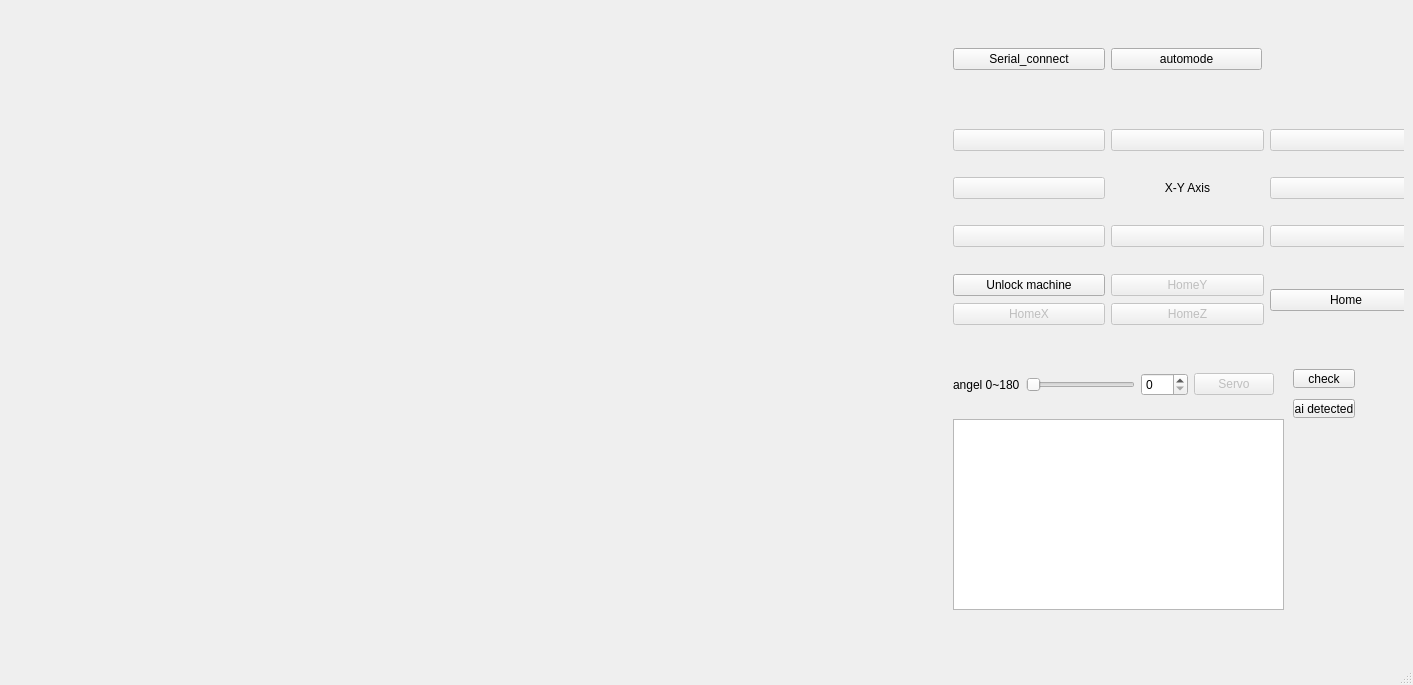
Old version of the form core/mainwindow.ui in the repository kmolLin/PAOM.
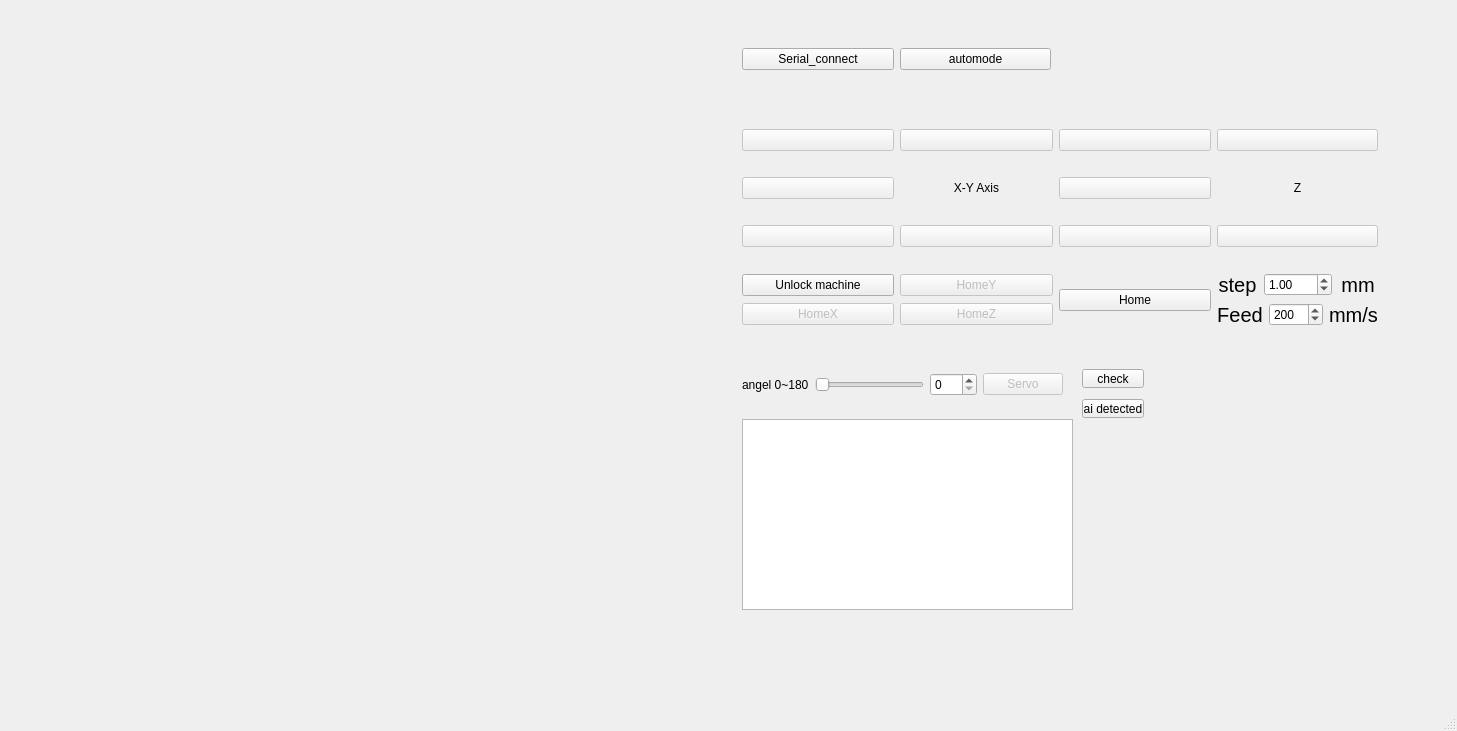
New version of the form. Icons and pictures are not drawn.

Patch:
```diff
--- a/core/mainwindow.ui
+++ b/core/mainwindow.ui
@@ -6,8 +6,8 @@
    <rect>
     <x>0</x>
     <y>0</y>
-    <width>1413</width>
-    <height>685</height>
+    <width>1457</width>
+    <height>731</height>
    </rect>
   </property>
   <property name="windowTitle">
@@ -18,10 +18,15 @@
     <item>
      <layout class="QHBoxLayout" name="horizontalLayout">
       <item>
+       <layout class="QVBoxLayout" name="verticalLayout">
+        <item>
        <widget class="QLabel" name="image1">
         <property name="text">
          <string/>
         </property>
+          <property name="alignment">
+           <set>Qt::AlignCenter</set>
+          </property>
        </widget>
       </item>
       <item>
@@ -29,7 +34,12 @@
         <property name="text">
          <string/>
         </property>
-       </widget>
+          <property name="alignment">
+           <set>Qt::AlignCenter</set>
+          </property>
+         </widget>
+        </item>
+       </layout>
       </item>
       <item>
        <layout class="QHBoxLayout" name="test">
```
Left out of the diff: 2 changed lines with no effect on the pictures. Lines whose indentation alone changed are shown as unchanged.
